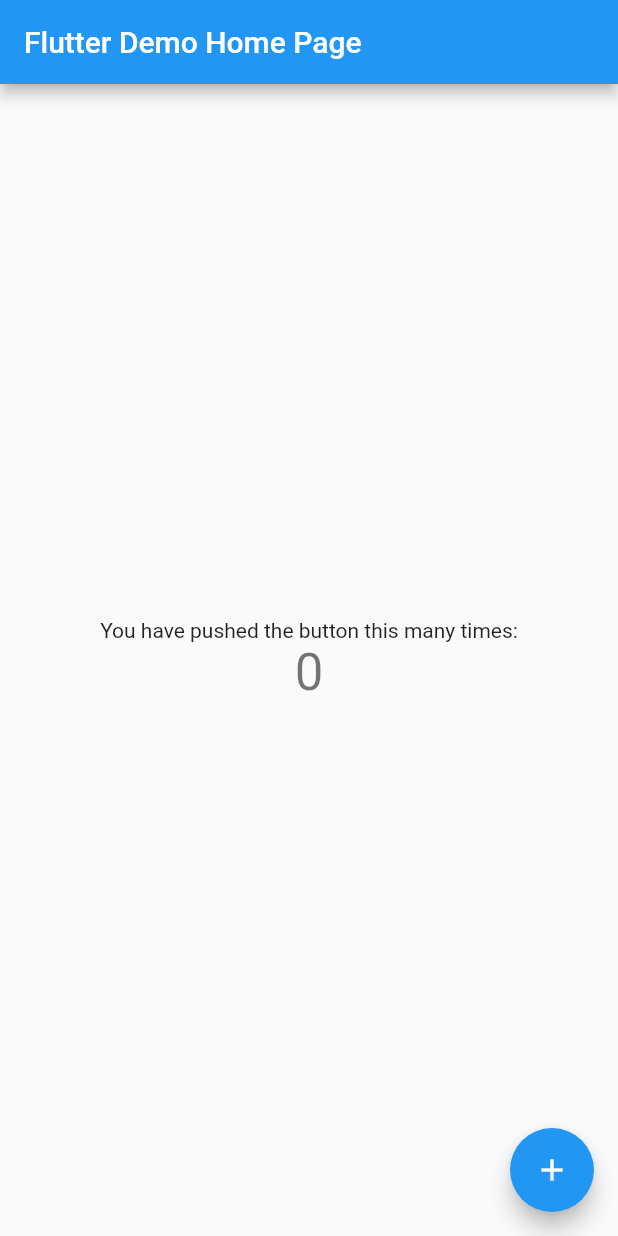
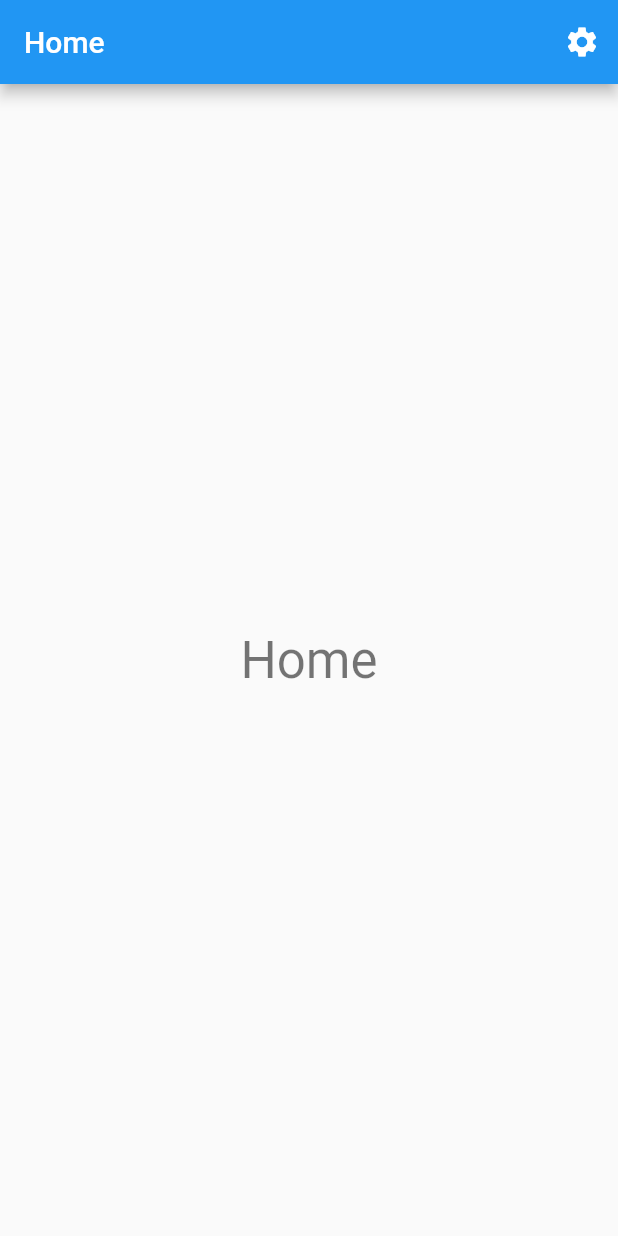
Before and after one commit to KonstantinDuda/flutter_BLoC, a Flutter app: the screen it shows after launch, on a phone screen of 412 x 824 dp. Run offline on Flutter 3.47's test engine with Material 2 defaults, Android fonts, the phone set to English and light mode, and no system bars; our stand-ins replace bloc, equatable, flutter_bloc.

Commit message:
Theme Switcher Reso Coder
Просто переписал проект Reso Coder'a по смене темы. Исправил пару ньюансов, у него в проекте написанные по нормам 2014 года

```diff
--- /dev/null
+++ b/lib/bloc/theme_bloc.dart
@@ -0,0 +1,21 @@
+import 'dart:async';
+import 'package:bloc/bloc.dart';
+
+import '../theme/theme_event.dart';
+import '../theme/app_theme.dart';
+import '../theme/theme_state.dart';
+
+class ThemeBloc extends Bloc<ThemeEvent, ThemeState> {
+  @override
+  ThemeState get initialState =>
+    ThemeState(themeData: appThemeData[AppTheme.Light]);
+
+    @override
+    Stream<ThemeState> mapEventToState(
+      ThemeEvent event,
+    ) async* {
+      if (event is ThemeChanged) {
+        yield ThemeState(themeData: appThemeData[event.theme]);
+      }
+    }
+}
--- a/lib/main.dart
+++ b/lib/main.dart
@@ -1,66 +1,28 @@
 import 'package:flutter/material.dart';
+import 'package:flutter_bloc/flutter_bloc.dart';
 
-void main() {
-  runApp(MyApp());
-}
+import 'view/home_page.dart';
+import 'bloc/theme_bloc.dart';
+import 'theme/theme_state.dart';
+
+void main() => runApp(MyApp());
 
 class MyApp extends StatelessWidget {
   @override
   Widget build(BuildContext context) {
+    return BlocProvider(
+      builder: (context) => ThemeBloc(),
+      child: BlocBuilder<ThemeBloc, ThemeState>(
+        builder: _buildWithTheme,
+      ),
+    );
+  }
+
+  Widget _buildWithTheme(BuildContext context, ThemeState state) {
     return MaterialApp(
-      title: 'Flutter Demo',
-      theme: ThemeData(
-        primarySwatch: Colors.blue,
-        visualDensity: VisualDensity.adaptivePlatformDensity,
-      ),
-      home: MyHomePage(title: 'Flutter Demo Home Page'),
+      title: 'MaterialApp',
+      home: HomePage(),
+      theme: state.themeData,
     );
   }
 }
-
-class MyHomePage extends StatefulWidget {
-  MyHomePage({Key key, this.title}) : super(key: key);
-
-  final String title;
-
-  @override
-  _MyHomePageState createState() => _MyHomePageState();
-}
-
-class _MyHomePageState extends State<MyHomePage> {
-  int _counter = 0;
-
-  void _incrementCounter() {
-    setState(() {
-      _counter++;
-    });
-  }
-
-  @override
-  Widget build(BuildContext context) {
-    return Scaffold(
-      appBar: AppBar(
-        title: Text(widget.title),
-      ),
-      body: Center(
-        child: Column(
-          mainAxisAlignment: MainAxisAlignment.center,
-          children: <Widget>[
-            Text(
-              'You have pushed the button this many times:',
-            ),
-            Text(
-              '$_counter',
-              style: Theme.of(context).textTheme.headline4,
-            ),
-          ],
-        ),
-      ),
-      floatingActionButton: FloatingActionButton(
-        onPressed: _incrementCounter,
-        tooltip: 'Increment',
-        child: Icon(Icons.add),
-      ),
-    );
-  }
-}
--- /dev/null
+++ b/lib/theme/app_theme.dart
@@ -0,0 +1,14 @@
+import 'package:flutter/material.dart';
+
+enum AppTheme {Light, Dark}
+
+final appThemeData = {
+  AppTheme.Light: ThemeData(
+    brightness: Brightness.light,
+    primaryColor: Colors.blue,
+  ),
+  AppTheme.Dark: ThemeData(
+    brightness: Brightness.dark,
+    primaryColor: Colors.orange,
+  ),
+};
--- /dev/null
+++ b/lib/theme/theme_event.dart
@@ -0,0 +1,17 @@
+import 'package:equatable/equatable.dart';
+import 'package:meta/meta.dart';
+
+import 'app_theme.dart';
+
+@immutable
+abstract class ThemeEvent extends Equatable {
+  ThemeEvent([List props = const[]]) : super(props);
+}
+
+class ThemeChanged extends ThemeEvent {
+  final AppTheme theme;
+
+  ThemeChanged({
+    @required this.theme,
+  }) : super([theme]);
+}
--- /dev/null
+++ b/lib/theme/theme_state.dart
@@ -0,0 +1,12 @@
+import 'package:equatable/equatable.dart';
+import 'package:flutter/material.dart';
+import 'package:meta/meta.dart';
+
+@immutable
+class ThemeState extends Equatable {
+  final ThemeData themeData;
+
+  ThemeState({
+    @required this.themeData,
+  }) : super([themeData]);
+}
--- /dev/null
+++ b/lib/view/home_page.dart
@@ -0,0 +1,34 @@
+import 'package:flutter/material.dart';
+import 'preference_page.dart';
+
+class HomePage extends StatelessWidget {
+  @override
+  Widget build(BuildContext context) {
+    return Scaffold(
+      appBar: AppBar(
+        title: Text('Home'),
+        actions: <Widget> [
+          IconButton(
+            icon: Icon(Icons.settings),
+            onPressed: () {
+              Navigator.push(context, MaterialPageRoute(
+                builder: (context) => PreferencePage(),
+              ));
+              //Navigator.of(context).push(MaterialPageRout(
+              //  builder: (context) => PreferencePage(),
+              //));
+            },
+          )
+        ],
+      ),
+      body: Center(
+        child: Container(
+          child: Text(
+            'Home',
+            style: Theme.of(context).textTheme.headline4,
+          ),
+        ),
+      ),
+    );
+  }
+}
```
Also changed, not shown: lib/view/preference_page.dart (added, +41 -0 lines), pubspec.yaml (+4 -24 lines).
